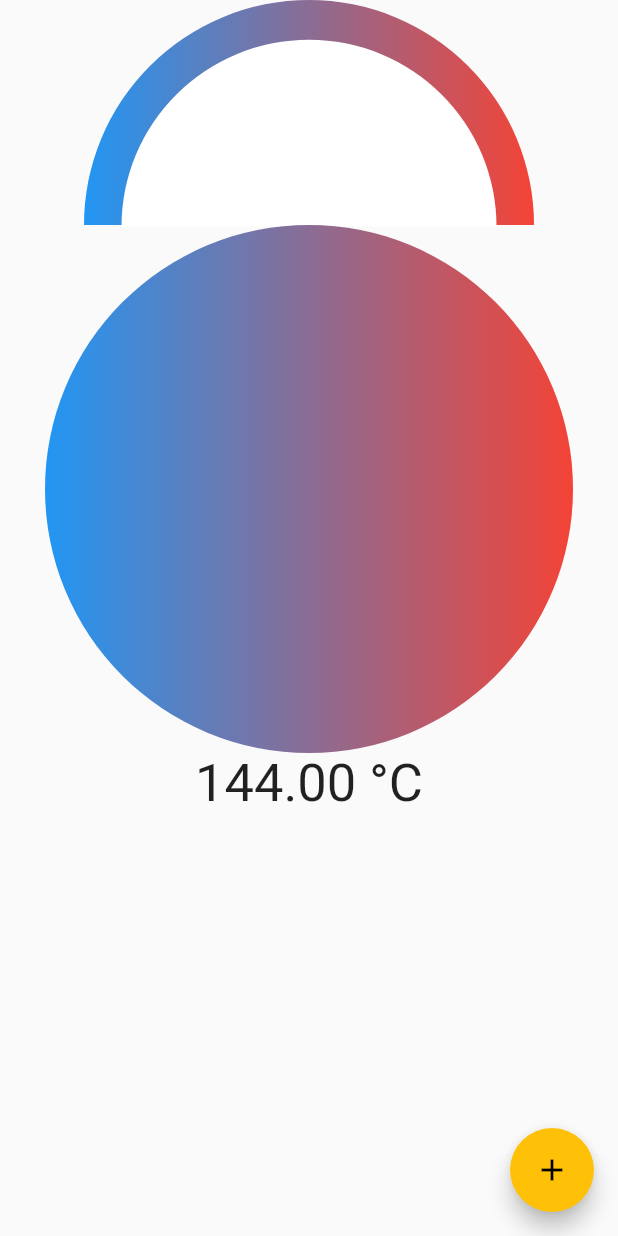
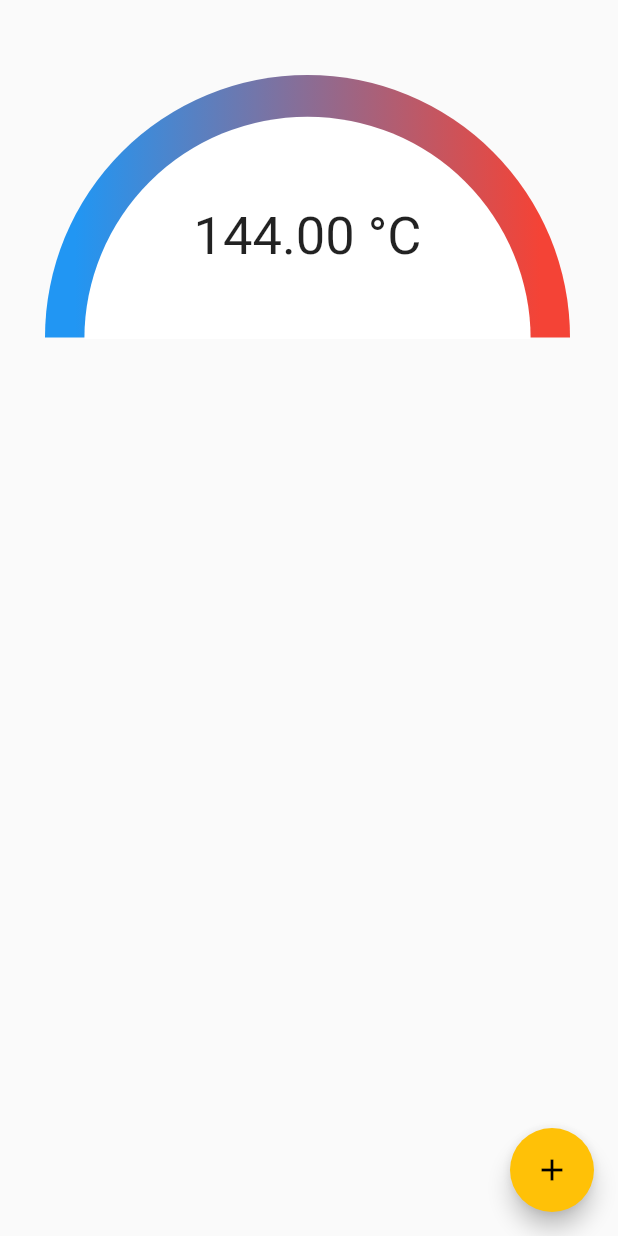
Before and after one commit to Nuytemans-Dieter/OvenApp, a Flutter app: the screen it shows after launch, after a tap on the "add" icon, on a phone screen of 412 x 824 dp. Run offline on Flutter 3.47's test engine with Material 2 defaults, Android fonts, the phone set to English and light mode, and no system bars; our stand-ins replace flutter_bluetooth_serial.

Commit message:
Implement temperature display

```diff
--- a/lib/main.dart
+++ b/lib/main.dart
@@ -46,6 +46,8 @@ class MyHomePage extends StatefulWidget {
 class _MyHomePageState extends State<MyHomePage> {
   OvenInfoProvider _provider;
 
+  static const double gaugeWidth = 350;
+
   _MyHomePageState(this._provider) {
     _provider.connect();
   }
@@ -54,13 +56,15 @@ class _MyHomePageState extends State<MyHomePage> {
   Widget build(BuildContext context) {
     return Scaffold(
       body: SafeArea(
-        child: Center(
-          child: Column(
-            mainAxisAlignment: MainAxisAlignment.start,
-            children: <Widget>[
-              Arc(),
-              Gauge(),
-              FutureBuilder<Stream<OvenInfo>>(
+        child: Padding(
+          padding: const EdgeInsets.only( top: 50 ),
+          child: Stack(
+            alignment: Alignment.topCenter,
+            children: [
+              Gauge(width: gaugeWidth,),
+              Padding(
+                padding: const EdgeInsets.only(top: gaugeWidth / 4),
+                child: FutureBuilder<Stream<OvenInfo>>(
                   future: _provider.getStream(),
                   builder: (context, snapshot) => StreamBuilder<OvenInfo>(
                     stream: snapshot.data,
@@ -76,6 +80,7 @@ class _MyHomePageState extends State<MyHomePage> {
                     },
                   ),
                 ),
+              ),
             ],
           ),
         ),
--- a/lib/widgets/Arc.dart
+++ b/lib/widgets/Arc.dart
@@ -6,11 +6,15 @@ class Arc extends StatelessWidget {
   final double diameter;
   final double border;
   final Color backgroundColor;
+  final Color leftColor;
+  final Color rightColor;
 
   const Arc(
       {Key? key,
       this.diameter = 300,
       this.border = 50.0,
+      this.leftColor = Colors.blue,
+      this.rightColor = Colors.red,
       this.backgroundColor = Colors.white})
       : super(key: key);
 
@@ -36,11 +40,12 @@ class ArcPainter extends CustomPainter {
 
     // Draw semi-circle
 
-    Paint paint = Paint()..shader = ui.Gradient.linear(
-      Offset(centerOffset.dx - size.width / 2, 0),
-      Offset(centerOffset.dx + size.width / 2, 0),
-      [Colors.blue, Colors.red],
-    );
+    Paint paint = Paint()
+      ..shader = ui.Gradient.linear(
+        Offset(centerOffset.dx + 20 - size.width / 2, 0),
+        Offset(centerOffset.dx - 20 + size.width / 2, 0),
+        [Colors.blue, Colors.red],
+      );
     canvas.drawArc(
       Rect.fromCenter(
         center: centerOffset,
--- a/lib/widgets/Gauge.dart
+++ b/lib/widgets/Gauge.dart
@@ -1,25 +1,30 @@
 import 'package:flutter/cupertino.dart';
 import 'package:flutter/material.dart';
+import 'package:oven_app/widgets/Arc.dart';
 
 class Gauge extends StatefulWidget {
+  final double width;
+
   final double min;
   final double max;
-
   final double defaultValue;
 
   final Color leftColor;
   final Color rightColor;
+  final Color backgroundColor;
 
-  Gauge(
-      {this.min = 0,
-      this.max = 900,
-      this.defaultValue = 20,
-      this.leftColor = Colors.blue,
-      this.rightColor = Colors.red});
+  Gauge({
+    this.width = 300,
+    this.min = 0,
+    this.max = 900,
+    this.defaultValue = 20,
+    this.leftColor = Colors.blue,
+    this.rightColor = Colors.red,
+    this.backgroundColor = Colors.white});
 
   @override
   State<StatefulWidget> createState() {
-    return GaugeState( defaultValue );
+    return GaugeState(defaultValue);
   }
 }
 
@@ -32,20 +37,12 @@ class GaugeState extends State<Gauge> {
   Widget build(BuildContext context) {
     return Padding(
       padding: const EdgeInsets.symmetric(horizontal: 30.0),
-      child: AspectRatio(
-        aspectRatio: 1.0,
-        child: Container(
-          width: double.infinity,
-          decoration: BoxDecoration(
-            shape: BoxShape.circle,
-            gradient: LinearGradient(
-              begin: Alignment.centerLeft,
-              end: Alignment.centerRight,
-              colors: <Color>[Colors.blue, Colors.red],
-              tileMode: TileMode.decal,
-            ),
-          ),
-        ),
+      child: Arc(
+        leftColor: widget.leftColor,
+        rightColor: widget.rightColor,
+        backgroundColor: widget.backgroundColor,
+        diameter: widget.width,
+        border: widget.width * 0.15,
       ),
     );
   }
```
Lines whose indentation alone changed are shown as unchanged.
